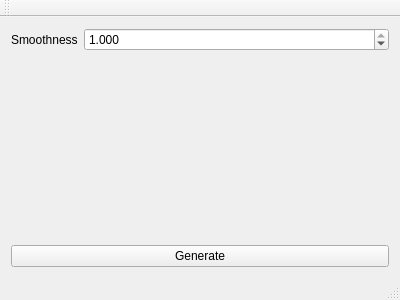
Above: procedural-island/mainwindow.ui from treisti/procedural-island before the change. Below: the same form after it.
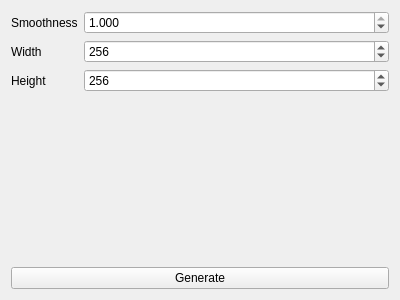
That is the form after the change.

Commit message: Dimensions selector on main window

Diff of the .ui file:
```diff
--- a/procedural-island/mainwindow.ui
+++ b/procedural-island/mainwindow.ui
@@ -40,6 +40,52 @@
         </property>
        </widget>
       </item>
+      <item row="1" column="0">
+       <widget class="QLabel" name="widthLabel">
+        <property name="text">
+         <string>Width</string>
+        </property>
+       </widget>
+      </item>
+      <item row="2" column="0">
+       <widget class="QLabel" name="heightLabel">
+        <property name="text">
+         <string>Height</string>
+        </property>
+       </widget>
+      </item>
+      <item row="1" column="1">
+       <widget class="QSpinBox" name="widthSpin">
+        <property name="minimum">
+         <number>1</number>
+        </property>
+        <property name="maximum">
+         <number>100000</number>
+        </property>
+        <property name="singleStep">
+         <number>100</number>
+        </property>
+        <property name="value">
+         <number>256</number>
+        </property>
+       </widget>
+      </item>
+      <item row="2" column="1">
+       <widget class="QSpinBox" name="heightSpin">
+        <property name="minimum">
+         <number>1</number>
+        </property>
+        <property name="maximum">
+         <number>100000</number>
+        </property>
+        <property name="singleStep">
+         <number>100</number>
+        </property>
+        <property name="value">
+         <number>256</number>
+        </property>
+       </widget>
+      </item>
      </layout>
     </item>
     <item>
@@ -51,25 +97,6 @@
     </item>
    </layout>
   </widget>
-  <widget class="QMenuBar" name="menuBar">
-   <property name="geometry">
-    <rect>
-     <x>0</x>
-     <y>0</y>
-     <width>400</width>
-     <height>26</height>
-    </rect>
-   </property>
-  </widget>
-  <widget class="QToolBar" name="mainToolBar">
-   <attribute name="toolBarArea">
-    <enum>TopToolBarArea</enum>
-   </attribute>
-   <attribute name="toolBarBreak">
-    <bool>false</bool>
-   </attribute>
-  </widget>
-  <widget class="QStatusBar" name="statusBar"/>
  </widget>
  <layoutdefault spacing="6" margin="11"/>
  <resources/>
```
Left out of the diff: 42 changed lines with no effect on the pictures. The commit also changes 2 other files.
